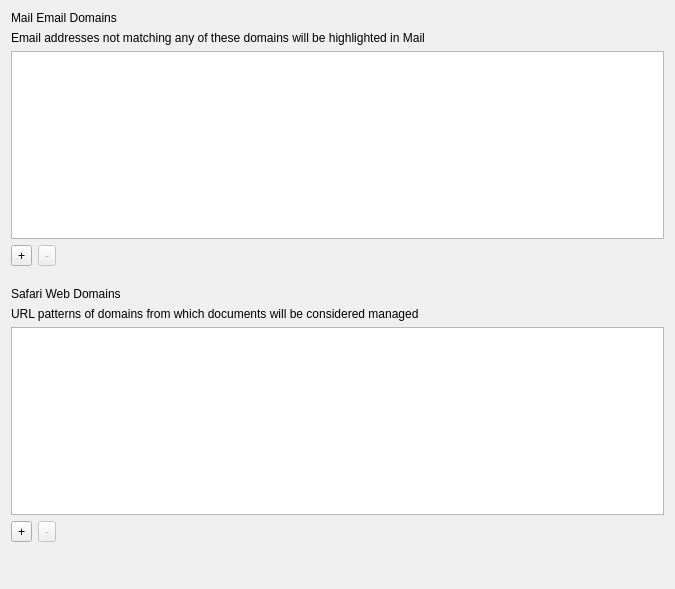
Before: the Qt Designer form FWAdminLib/Configurator/ManagedDomainsForm.ui in fw-dev/translations, drawn with Qt 5.
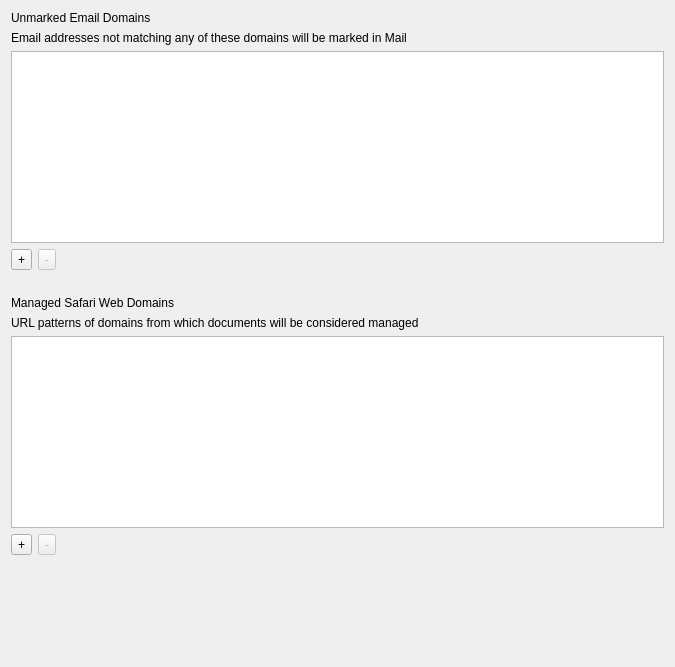
After: the same form once the commit is applied. Custom widgets are drawn as their Qt base class.

The edit to the form file:
```diff
--- a/FWAdminLib/Configurator/ManagedDomainsForm.ui
+++ b/FWAdminLib/Configurator/ManagedDomainsForm.ui
@@ -7,13 +7,72 @@
     <x>0</x>
     <y>0</y>
     <width>675</width>
-    <height>589</height>
+    <height>667</height>
    </rect>
   </property>
   <property name="windowTitle">
    <string>Form</string>
   </property>
   <layout class="QGridLayout" name="gridLayout">
+   <item row="10" column="0" colspan="4">
+    <widget class="ItemListWidget" name="widgetSafariPasswordDomains" native="true">
+     <property name="sizePolicy">
+      <sizepolicy hsizetype="Expanding" vsizetype="Expanding">
+       <horstretch>0</horstretch>
+       <verstretch>0</verstretch>
+      </sizepolicy>
+     </property>
+    </widget>
+   </item>
+   <item row="11" column="3">
+    <spacer name="verticalSpacer_2">
+     <property name="orientation">
+      <enum>Qt::Vertical</enum>
+     </property>
+     <property name="sizeHint" stdset="0">
+      <size>
+       <width>20</width>
+       <height>40</height>
+      </size>
+     </property>
+    </spacer>
+   </item>
+   <item row="6" column="0" colspan="4">
+    <widget class="QLabel" name="lTip_webDomains">
+     <property name="text">
+      <string>URL patterns of domains from which documents will be considered managed</string>
+     </property>
+    </widget>
+   </item>
+   <item row="7" column="0" colspan="4">
+    <widget class="QListWidget" name="webDomainsList"/>
+   </item>
+   <item row="4" column="1">
+    <spacer name="verticalSpacer">
+     <property name="orientation">
+      <enum>Qt::Vertical</enum>
+     </property>
+     <property name="sizeType">
+      <enum>QSizePolicy::Maximum</enum>
+     </property>
+     <property name="sizeHint" stdset="0">
+      <size>
+       <width>20</width>
+       <height>20</height>
+      </size>
+     </property>
+    </spacer>
+   </item>
+   <item row="3" column="1" colspan="2">
+    <widget class="QToolButton" name="removeEmailDomainButton">
+     <property name="enabled">
+      <bool>false</bool>
+     </property>
+     <property name="text">
+      <string>-</string>
+     </property>
+    </widget>
+   </item>
    <item row="3" column="0">
     <widget class="QToolButton" name="addEmailDomainButton">
      <property name="text">
@@ -21,17 +80,10 @@
      </property>
     </widget>
    </item>
-   <item row="1" column="0" colspan="3">
-    <widget class="QLabel" name="lTip_emailDomains">
+   <item row="5" column="0" colspan="3">
+    <widget class="QLabel" name="label_2">
      <property name="text">
-      <string>Email addresses not matching any of these domains will be highlighted in Mail</string>
-     </property>
-    </widget>
-   </item>
-   <item row="0" column="0" colspan="3">
-    <widget class="QLabel" name="label">
-     <property name="text">
-      <string>Mail Email Domains</string>
+      <string>Managed Safari Web Domains</string>
      </property>
     </widget>
    </item>
@@ -48,16 +100,6 @@
      </property>
     </spacer>
    </item>
-   <item row="6" column="0" colspan="3">
-    <widget class="QLabel" name="lTip_webDomains">
-     <property name="text">
-      <string>URL patterns of domains from which documents will be considered managed</string>
-     </property>
-    </widget>
-   </item>
-   <item row="2" column="0" colspan="4">
-    <widget class="QListWidget" name="emailDomainsList"/>
-   </item>
    <item row="8" column="0">
     <widget class="QToolButton" name="addWebDomainButton">
      <property name="text">
@@ -65,6 +107,16 @@
      </property>
     </widget>
    </item>
+   <item row="0" column="0" colspan="3">
+    <widget class="QLabel" name="label">
+     <property name="text">
+      <string>Unmarked Email Domains</string>
+     </property>
+    </widget>
+   </item>
+   <item row="2" column="0" colspan="4">
+    <widget class="QListWidget" name="emailDomainsList"/>
+   </item>
    <item row="8" column="3">
     <spacer name="horizontalSpacer_2">
      <property name="orientation">
@@ -78,55 +130,13 @@
      </property>
     </spacer>
    </item>
-   <item row="5" column="0" colspan="3">
-    <widget class="QLabel" name="label_2">
+   <item row="1" column="0" colspan="4">
+    <widget class="QLabel" name="lTip_emailDomains">
      <property name="text">
-      <string>Safari Web Domains</string>
+      <string>Email addresses not matching any of these domains will be marked in Mail</string>
      </property>
     </widget>
    </item>
-   <item row="7" column="0" colspan="4">
-    <widget class="QListWidget" name="webDomainsList"/>
-   </item>
-   <item row="3" column="1" colspan="2">
-    <widget class="QToolButton" name="removeEmailDomainButton">
-     <property name="enabled">
-      <bool>false</bool>
-     </property>
-     <property name="text">
-      <string>-</string>
-     </property>
-    </widget>
-   </item>
-   <item row="4" column="1">
-    <spacer name="verticalSpacer">
-     <property name="orientation">
-      <enum>Qt::Vertical</enum>
-     </property>
-     <property name="sizeType">
-      <enum>QSizePolicy::Maximum</enum>
-     </property>
-     <property name="sizeHint" stdset="0">
-      <size>
-       <width>20</width>
-       <height>20</height>
-      </size>
-     </property>
-    </spacer>
-   </item>
-   <item row="9" column="3">
-    <spacer name="verticalSpacer_2">
-     <property name="orientation">
-      <enum>Qt::Vertical</enum>
-     </property>
-     <property name="sizeHint" stdset="0">
-      <size>
-       <width>20</width>
-       <height>40</height>
-      </size>
-     </property>
-    </spacer>
-   </item>
    <item row="8" column="1">
     <widget class="QToolButton" name="removeWebDomainButton">
      <property name="enabled">
@@ -137,8 +147,32 @@
      </property>
     </widget>
    </item>
+   <item row="9" column="1">
+    <spacer name="verticalSpacer_3">
+     <property name="orientation">
+      <enum>Qt::Vertical</enum>
+     </property>
+     <property name="sizeType">
+      <enum>QSizePolicy::Maximum</enum>
+     </property>
+     <property name="sizeHint" stdset="0">
+      <size>
+       <width>20</width>
+       <height>20</height>
+      </size>
+     </property>
+    </spacer>
+   </item>
   </layout>
  </widget>
+ <customwidgets>
+  <customwidget>
+   <class>ItemListWidget</class>
+   <extends>QWidget</extends>
+   <header>FWAdminLib/Configurator/ItemListWidget.h</header>
+   <container>1</container>
+  </customwidget>
+ </customwidgets>
  <resources/>
  <connections/>
 </ui>
```
